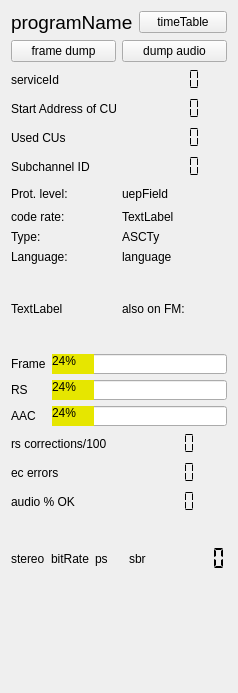
First picture: the form in qt-dab-6.9/forms-v7/technical_data.ui, repository JvanKatwijk/qt-dab, before the edit.
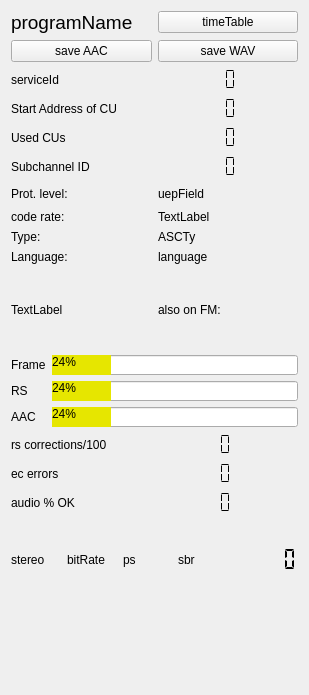
Second picture: the form after the edit. Custom widgets are drawn as their Qt base class.

```diff
--- a/qt-dab-6.9/forms-v7/technical_data.ui
+++ b/qt-dab-6.9/forms-v7/technical_data.ui
@@ -6,8 +6,8 @@
    <rect>
     <x>0</x>
     <y>0</y>
-    <width>238</width>
-    <height>693</height>
+    <width>309</width>
+    <height>695</height>
    </rect>
   </property>
   <property name="windowTitle">
@@ -57,7 +57,7 @@
           <string>&lt;html&gt;&lt;head/&gt;&lt;body&gt;&lt;p&gt;DAB+ audio services are encoded in an AAC format. &lt;/p&gt;&lt;p&gt;Touching this button will show a menu to store the AAC frames into a file.&lt;/p&gt;&lt;p&gt;As usual, touching the button again will close the output file. Programs like vlc can handle such files.&lt;/p&gt;&lt;/body&gt;&lt;/html&gt;</string>
          </property>
          <property name="text">
-          <string>frame dump</string>
+          <string>save AAC</string>
          </property>
         </widget>
        </item>
@@ -67,7 +67,7 @@
           <string>&lt;html&gt;&lt;head/&gt;&lt;body&gt;&lt;p&gt;The audio output can be saved as a file in uncompressed PCM format. &lt;/p&gt;&lt;p&gt;Touching this button will show a menu to save the PCM data into a file.&lt;/p&gt;&lt;p&gt;The output is a regular &amp;quot;.wav&amp;quot; file which can be handled by many other audio programs.&lt;/p&gt;&lt;/body&gt;&lt;/html&gt;</string>
          </property>
          <property name="text">
-          <string>dump audio</string>
+          <string>save WAV</string>
          </property>
         </widget>
        </item>
```
